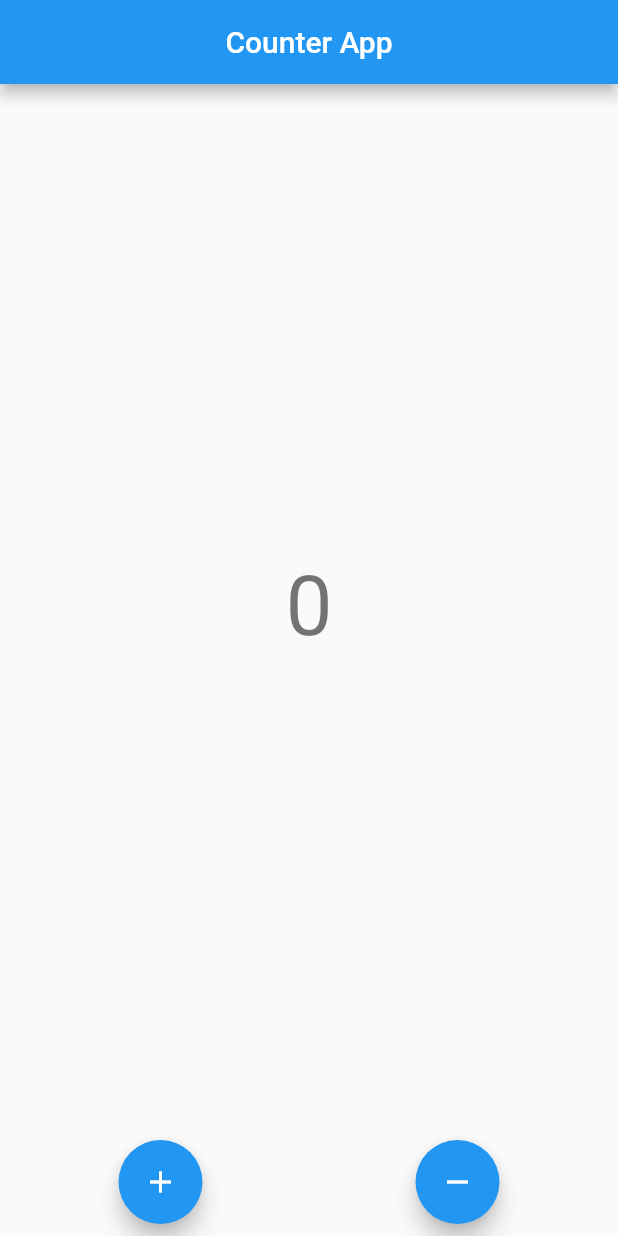
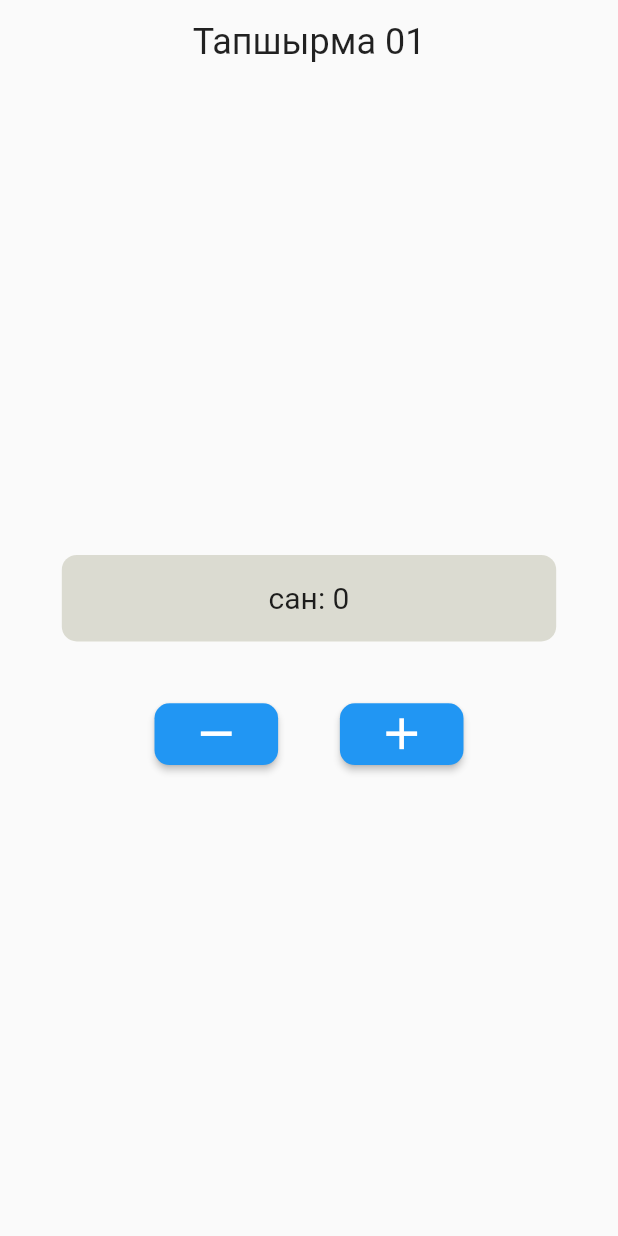
Before and after one commit to ArturMamyrasulov01/tapshyrma_bloc_01, a Flutter app: the screen it shows after launch, on a phone screen of 412 x 824 dp. Run offline on Flutter 3.47's test engine with Material 2 defaults, Android fonts, the phone set to English and light mode, and no system bars; our stand-ins replace bloc, flutter_bloc.

Commit message:
Тапшырма bloc 01 бутту.

```diff
--- a/lib/counter/cubit/counter_cubit.dart
+++ b/lib/counter/cubit/counter_cubit.dart
@@ -1,5 +1,10 @@
+// ignore_for_file: depend_on_referenced_packages
+
+import 'dart:developer';
+
+import 'package:flutter/material.dart';
+
 import 'package:bloc/bloc.dart';
-import 'package:flutter/material.dart';
 
 part 'counter_state.dart';
 
@@ -10,6 +15,10 @@ class CounterCubit extends Cubit<int> {
   }
 
   void decrement() {
-    emit(state - 1);
+    if (state > 0) {
+      emit(state - 1);
+    } else {
+      log('сан $state');
+    }
   }
 }
--- a/lib/counter/view/counter_view.dart
+++ b/lib/counter/view/counter_view.dart
@@ -2,45 +2,51 @@ import 'package:flutter/material.dart';
 
 import 'package:flutter_bloc/flutter_bloc.dart';
 import 'package:tapshyrma_bloc_01/counter/cubit/counter_cubit.dart';
+
+import '../widgets/data_container_widget.dart';
+import '../widgets/elevated_button_widget.dart';
 
 class CounterView extends StatelessWidget {
   const CounterView({super.key});
 
   @override
   Widget build(BuildContext context) {
+    final size = MediaQuery.of(context).size;
     return Scaffold(
       appBar: AppBar(
+        backgroundColor: Colors.transparent,
+        elevation: 0,
         centerTitle: true,
-        title: const Text("Counter App"),
+        title: Text(
+          "Тапшырма 01",
+          style: Theme.of(context).textTheme.headlineSmall,
+        ),
       ),
       body: Center(
-        child: BlocBuilder<CounterCubit, int>(
-          builder: (context, state) {
-            return Text(
-              "$state",
-              style: Theme.of(context).textTheme.headline2,
-            );
-          },
-        ),
-      ),
-      bottomNavigationBar: Padding(
-        padding: const EdgeInsets.all(8.0),
-        child: Row(
-          mainAxisAlignment: MainAxisAlignment.spaceAround,
+        child: Column(
+          mainAxisAlignment: MainAxisAlignment.center,
           children: [
-            FloatingActionButton(
-              onPressed: () {
-                context.read<CounterCubit>().increment();
-              },
-              key: const Key("counterCubit_increament_fab"),
-              child: const Icon(Icons.add),
-            ),
-            FloatingActionButton(
-              onPressed: () {
-                context.read<CounterCubit>().decrement();
-              },
-              key: const Key("counterCubit_decreament_fab"),
-              child: const Icon(Icons.remove),
+            DataContainerWidget(size: size),
+            SizedBox(height: size.height * 0.05),
+            Row(
+              mainAxisAlignment: MainAxisAlignment.center,
+              children: [
+                ElevatedButtonWidget(
+                  size: size,
+                  icon: Icons.remove,
+                  onPressed: () {
+                    context.read<CounterCubit>().decrement();
+                  },
+                ),
+                SizedBox(width: size.width * 0.1),
+                ElevatedButtonWidget(
+                  size: size,
+                  icon: Icons.add,
+                  onPressed: () {
+                    context.read<CounterCubit>().increment();
+                  },
+                )
+              ],
             ),
           ],
         ),
--- /dev/null
+++ b/lib/counter/widgets/data_container_widget.dart
@@ -0,0 +1,35 @@
+import 'package:flutter/material.dart';
+import 'package:flutter_bloc/flutter_bloc.dart';
+
+import '../cubit/counter_cubit.dart';
+
+class DataContainerWidget extends StatelessWidget {
+  const DataContainerWidget({
+    Key? key,
+    required this.size,
+  }) : super(key: key);
+
+  final Size size;
+
+  @override
+  Widget build(BuildContext context) {
+    return Container(
+      alignment: Alignment.center,
+      height: size.height * 0.07,
+      width: size.width * 0.8,
+      decoration: BoxDecoration(
+        borderRadius: BorderRadius.circular(10),
+        // ignore: use_full_hex_values_for_flutter_colors
+        color: const Color(0xffbdbdbd0),
+      ),
+      child: BlocBuilder<CounterCubit, int>(
+        builder: (context, state) {
+          return Text(
+            "сан: $state",
+            style: const TextStyle(fontSize: 20),
+          );
+        },
+      ),
+    );
+  }
+}
--- /dev/null
+++ b/lib/counter/widgets/elevated_button_widget.dart
@@ -0,0 +1,33 @@
+import 'package:flutter/material.dart';
+
+class ElevatedButtonWidget extends StatelessWidget {
+  final Size size;
+  final IconData icon;
+  final void Function()? onPressed;
+  const ElevatedButtonWidget({
+    required this.size,
+    required this.icon,
+    required this.onPressed,
+    Key? key,
+  }) : super(key: key);
+
+  @override
+  Widget build(BuildContext context) {
+    return SizedBox(
+      height: size.height * 0.05,
+      width: size.width * 0.2,
+      child: ElevatedButton(
+        onPressed: onPressed,
+        style: ElevatedButton.styleFrom(
+          shape: RoundedRectangleBorder(
+            borderRadius: BorderRadius.circular(10), // <-- Radius
+          ),
+        ),
+        child: Icon(
+          icon,
+          size: 35,
+        ),
+      ),
+    );
+  }
+}
```
Also changed, not shown: 1 other file.
